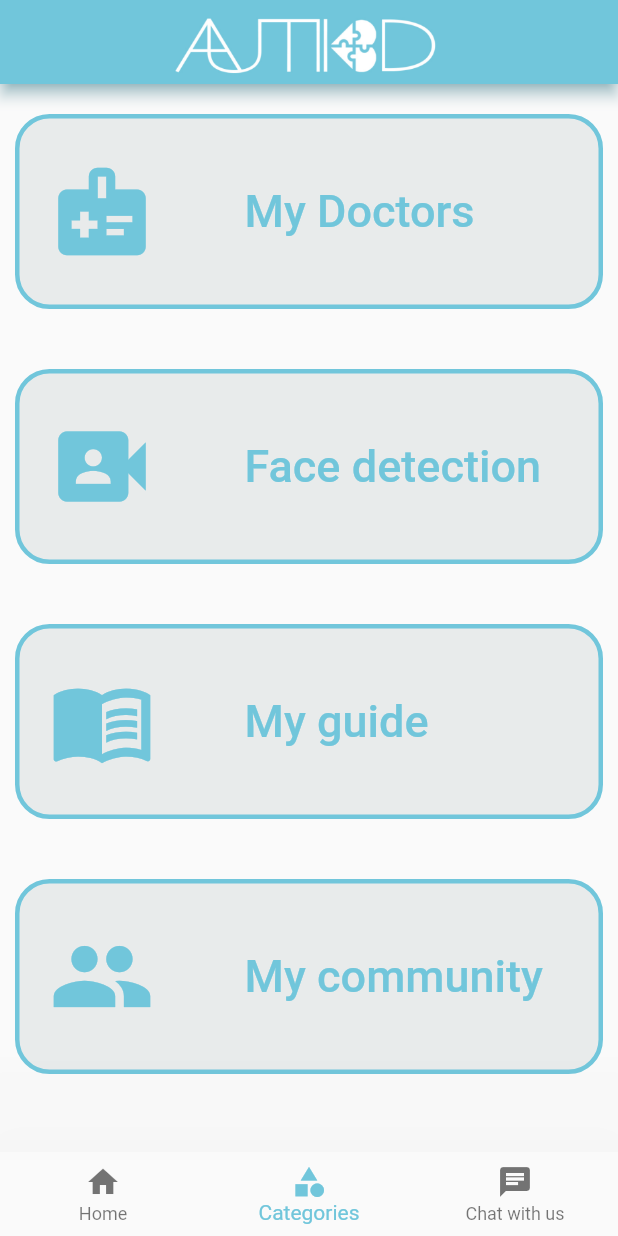
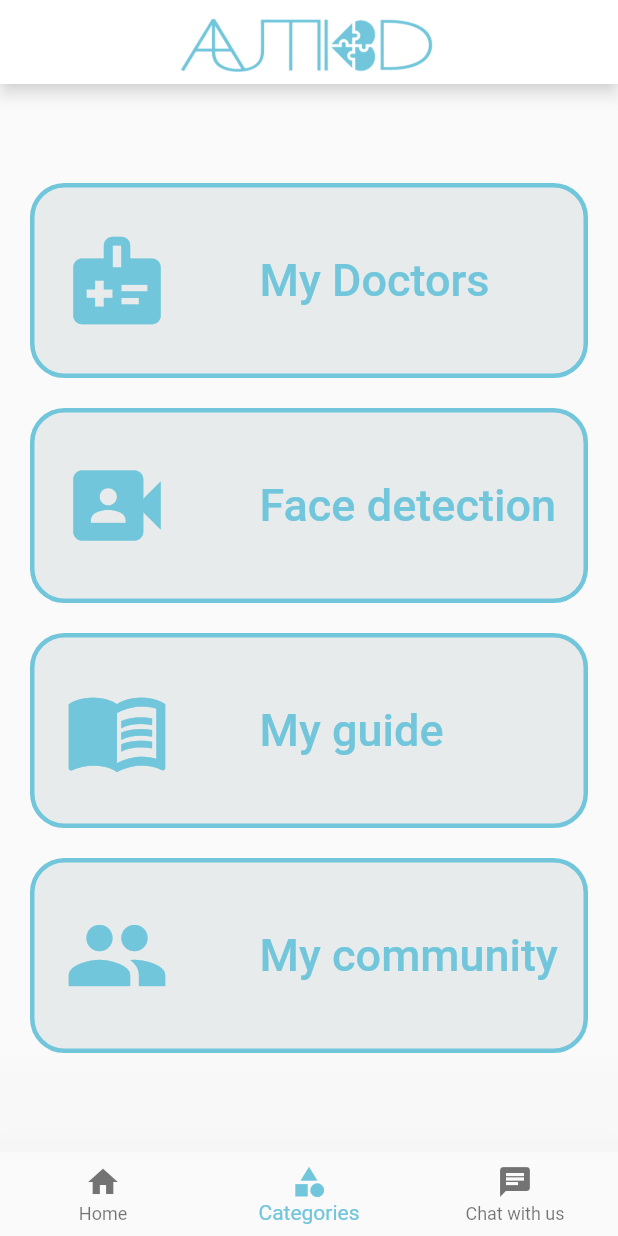
Before and after one commit to Nadineh-dev/Autikid_application, a Flutter app: the screen it shows after launch, item 2 of the bottom bar chosen, on a phone screen of 412 x 824 dp. Run offline on Flutter 3.47's test engine with Material 2 defaults, Android fonts, the phone set to English and light mode, and no system bars; our stand-ins replace animated_splash_screen, bloc, carousel_slider, chat_bubbles, conditional_builder_null_safety, dio and 3 more; missing offline and left inert: dialogflow_grpc; accounts and stored records are empty; project files that could hold a hidden picture were left out.

Commit message:
app bar commit

```diff
--- a/lib/screens/categories_scree.dart
+++ b/lib/screens/categories_scree.dart
@@ -12,7 +12,7 @@ class CategoriesScreen extends StatelessWidget {
   @override
   Widget build(BuildContext context) {
     return Scaffold(
-      body: Column(
+      body: Column(mainAxisAlignment: MainAxisAlignment.center,
         children: [
           DefaultCategory(
               function: () {
--- a/lib/screens/home_screen.dart
+++ b/lib/screens/home_screen.dart
@@ -19,11 +19,11 @@ class HomeScreen extends StatelessWidget {
           builder: (context, state) {
             return Scaffold(
               appBar: AppBar(
-                shadowColor: MyColors.myblue,
-                backgroundColor: MyColors.myblue,
+                backgroundColor: Colors.white,
+                shadowColor: Colors.white,
                 centerTitle: true,
                 title: Image.asset(
-                  "assets/images/Screenshot 2023-04-17 072137.png",
+                  "assets/images/Screenshot 2023-03-20 025605.png",
                   width: 200,
                 ),
               ),
--- a/lib/widgets/category.dart
+++ b/lib/widgets/category.dart
@@ -17,7 +17,7 @@ class DefaultCategory extends StatelessWidget {
   @override
   Widget build(BuildContext context) {
     return Padding(
-      padding: const EdgeInsets.symmetric(vertical: 20, horizontal: 10),
+      padding: const EdgeInsets.symmetric(vertical: 10, horizontal: 20),
       child: GestureDetector(
         onTap: function,
         child: Container(
```
Also changed, not shown: lib/screens/home2_screen.dart (+31 -7 lines), assets/images/Screenshot 2023-05-07 133249.png (added).
